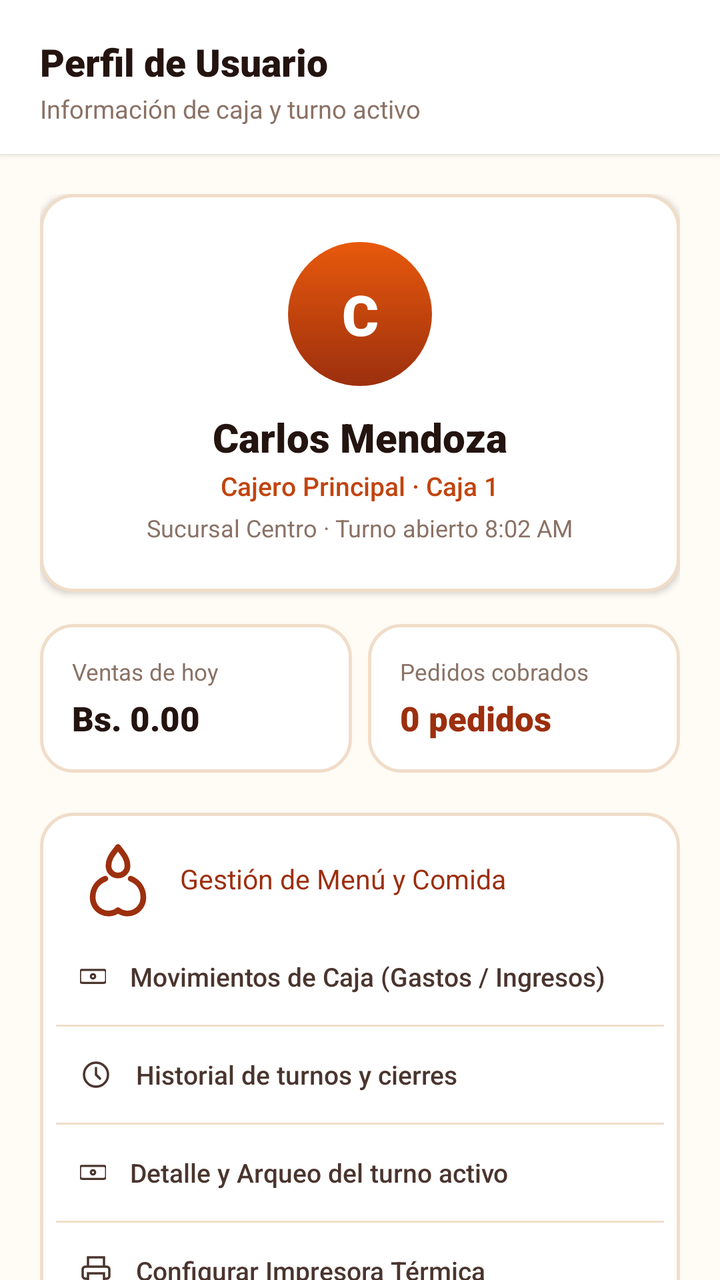
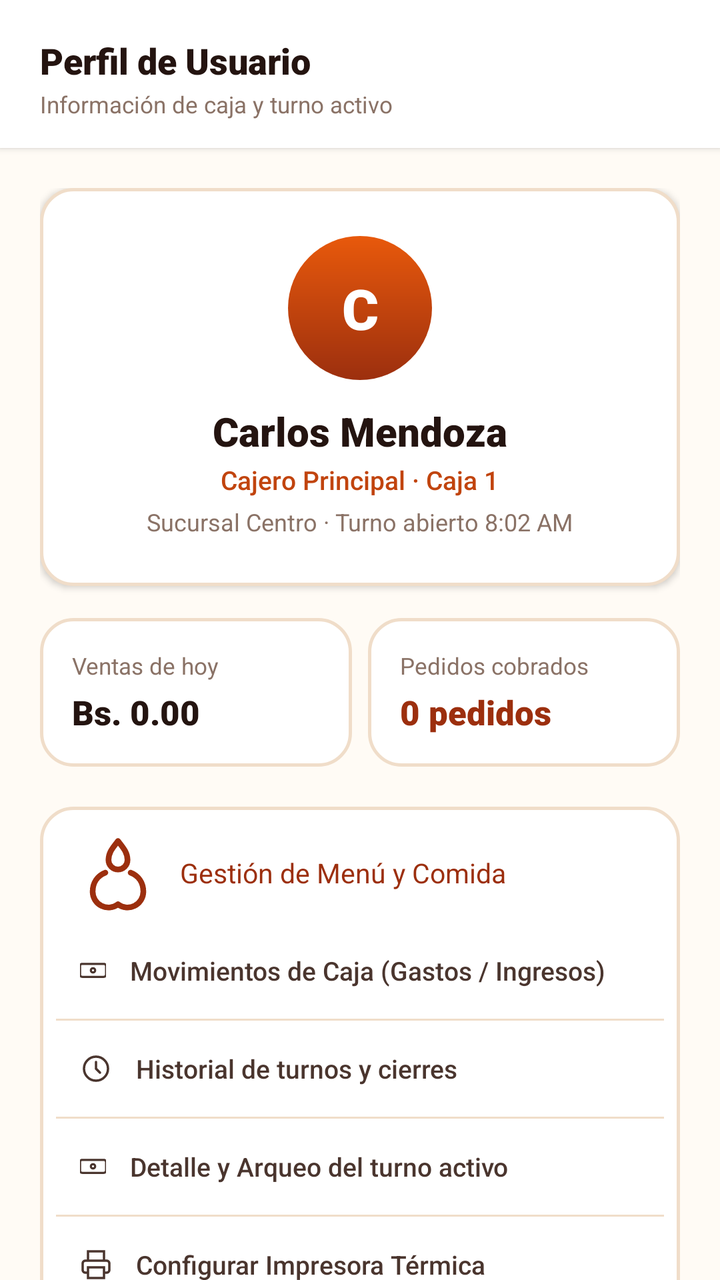

Before-and-after screenshots of an Android layout around one commit, followed by the original layout XML and the change that was made.
<!-- AndroidManifest.xml: application theme Theme.Pollogithub -->
<!-- res/layout/fragment_perfil.xml -->
<?xml version="1.0" encoding="utf-8"?>
<androidx.constraintlayout.widget.ConstraintLayout xmlns:android="http://schemas.android.com/apk/res/android"
    xmlns:app="http://schemas.android.com/apk/res-auto"
    xmlns:tools="http://schemas.android.com/tools"
    android:layout_width="match_parent"
    android:layout_height="match_parent"
    android:background="@color/paper_50">

    
    <LinearLayout
        android:id="@+id/headerPerfil"
        android:layout_width="match_parent"
        android:layout_height="wrap_content"
        android:background="@color/white"
        android:elevation="2dp"
        android:orientation="vertical"
        android:paddingHorizontal="20dp"
        android:paddingTop="18dp"
        android:paddingBottom="14dp"
        app:layout_constraintEnd_toEndOf="parent"
        app:layout_constraintStart_toStartOf="parent"
        app:layout_constraintTop_toTopOf="parent">

        <TextView
            android:layout_width="wrap_content"
            android:layout_height="wrap_content"
            android:fontFamily="sans-serif-black"
            android:text="Perfil de Usuario"
            android:textColor="@color/char_900"
            android:textSize="19sp" />

        <TextView
            android:layout_width="wrap_content"
            android:layout_height="wrap_content"
            android:layout_marginTop="2dp"
            android:fontFamily="sans-serif"
            android:text="Información de caja y turno activo"
            android:textColor="@color/char_400"
            android:textSize="12.5sp" />
    </LinearLayout>

    <androidx.core.widget.NestedScrollView
        android:layout_width="match_parent"
        android:layout_height="0dp"
        android:clipToPadding="false"
        android:paddingBottom="20dp"
        app:layout_constraintBottom_toBottomOf="parent"
        app:layout_constraintTop_toBottomOf="@id/headerPerfil">

        <LinearLayout
            android:layout_width="match_parent"
            android:layout_height="wrap_content"
            android:gravity="center_horizontal"
            android:orientation="vertical"
            android:padding="20dp">

            
            <LinearLayout
                android:layout_width="match_parent"
                android:layout_height="wrap_content"
                android:background="@drawable/bg_order_card"
                android:elevation="2dp"
                android:gravity="center"
                android:orientation="vertical"
                android:padding="24dp">

                
                <TextView
                    android:id="@+id/tvProfileAvatar"
                    android:layout_width="72dp"
                    android:layout_height="72dp"
                    android:background="@drawable/bg_avatar_circle"
                    android:fontFamily="sans-serif-black"
                    android:gravity="center"
                    android:text="C"
                    android:textColor="@color/white"
                    android:textSize="28sp" />

                
                <TextView
                    android:id="@+id/tvProfileName"
                    android:layout_width="wrap_content"
                    android:layout_height="wrap_content"
                    android:layout_marginTop="12dp"
                    android:fontFamily="sans-serif-black"
                    android:text="Carlos Mendoza"
                    android:textColor="@color/char_900"
                    android:textSize="20sp" />

                <TextView
                    android:layout_width="wrap_content"
                    android:layout_height="wrap_content"
                    android:layout_marginTop="2dp"
                    android:fontFamily="sans-serif-medium"
                    android:text="Cajero Principal · Caja 1"
                    android:textColor="@color/ember_600"
                    android:textSize="13sp" />

                <TextView
                    android:layout_width="wrap_content"
                    android:layout_height="wrap_content"
                    android:layout_marginTop="4dp"
                    android:fontFamily="sans-serif"
                    android:text="Sucursal Centro · Turno abierto 8:02 AM"
                    android:textColor="@color/char_400"
                    android:textSize="12sp" />
            </LinearLayout>

            
            <LinearLayout
                android:layout_width="match_parent"
                android:layout_height="wrap_content"
                android:layout_marginTop="16dp"
                android:orientation="horizontal">

                
                <LinearLayout
                    android:layout_width="0dp"
                    android:layout_height="wrap_content"
                    android:layout_marginEnd="8dp"
                    android:layout_weight="1"
                    android:background="@drawable/bg_order_card"
                    android:orientation="vertical"
                    android:padding="16dp">

                    <TextView
                        android:layout_width="wrap_content"
                        android:layout_height="wrap_content"
                        android:fontFamily="sans-serif"
                        android:text="Ventas de hoy"
                        android:textColor="@color/char_400"
                        android:textSize="11.5sp" />

                    <TextView
                        android:id="@+id/tvProfileVentasHoy"
                        android:layout_width="wrap_content"
                        android:layout_height="wrap_content"
                        android:layout_marginTop="4dp"
                        android:fontFamily="sans-serif-black"
                        android:text="Bs. 0.00"
                        android:textColor="@color/char_900"
                        android:textSize="17sp" />
                </LinearLayout>

                
                <LinearLayout
                    android:layout_width="0dp"
                    android:layout_height="wrap_content"
                    android:layout_weight="1"
                    android:background="@drawable/bg_order_card"
                    android:orientation="vertical"
                    android:padding="16dp">

                    <TextView
                        android:layout_width="wrap_content"
                        android:layout_height="wrap_content"
                        android:fontFamily="sans-serif"
                        android:text="Pedidos cobrados"
                        android:textColor="@color/char_400"
                        android:textSize="11.5sp" />

                    <TextView
                        android:id="@+id/tvProfilePedidosCobrados"
                        android:layout_width="wrap_content"
                        android:layout_height="wrap_content"
                        android:layout_marginTop="4dp"
                        android:fontFamily="sans-serif-black"
                        android:text="0 pedidos"
                        android:textColor="@color/ember_700"
                        android:textSize="17sp" />
                </LinearLayout>
            </LinearLayout>

            
            <LinearLayout
                android:layout_width="match_parent"
                android:layout_height="wrap_content"
                android:layout_marginTop="20dp"
                android:background="@drawable/bg_order_card"
                android:orientation="vertical"
                android:padding="8dp">

                
                <TextView
                    android:id="@+id/btnGestionMenu"
                    android:layout_width="match_parent"
                    android:layout_height="50dp"
                    android:background="?attr/selectableItemBackground"
                    android:drawableStart="@drawable/ic_flame_chicken"
                    android:drawablePadding="12dp"
                    android:drawableTint="@color/ember_700"
                    android:fontFamily="sans-serif-bold"
                    android:gravity="center_vertical"
                    android:paddingHorizontal="12dp"
                    android:text="Gestión de Menú y Comida"
                    android:textColor="@color/ember_700"
                    android:textSize="13.5sp" />

                
                <TextView
                    android:id="@+id/btnMovimientoCaja"
                    android:layout_width="match_parent"
                    android:layout_height="48dp"
                    android:background="?attr/selectableItemBackground"
                    android:drawableStart="@drawable/ic_cash_register"
                    android:drawablePadding="12dp"
                    android:drawableTint="@color/char_700"
                    android:fontFamily="sans-serif-medium"
                    android:gravity="center_vertical"
                    android:paddingHorizontal="12dp"
                    android:text="Movimientos de Caja (Gastos / Ingresos)"
                    android:textColor="@color/char_700"
                    android:textSize="13sp" />

                <View
                    android:layout_width="match_parent"
                    android:layout_height="1dp"
                    android:background="@color/line_color" />

                
                <TextView
                    android:id="@+id/btnHistorialTurnos"
                    android:layout_width="match_parent"
                    android:layout_height="48dp"
                    android:background="?attr/selectableItemBackground"
                    android:drawableStart="@drawable/ic_clock"
                    android:drawablePadding="12dp"
                    android:drawableTint="@color/char_700"
                    android:fontFamily="sans-serif-medium"
                    android:gravity="center_vertical"
                    android:paddingHorizontal="12dp"
                    android:text="Historial de turnos y cierres"
                    android:textColor="@color/char_700"
                    android:textSize="13sp" />

                <View
                    android:layout_width="match_parent"
                    android:layout_height="1dp"
                    android:background="@color/line_color" />

                
                <TextView
                    android:id="@+id/btnShiftDetails"
                    android:layout_width="match_parent"
                    android:layout_height="48dp"
                    android:background="?attr/selectableItemBackground"
                    android:drawableStart="@drawable/ic_cash_register"
                    android:drawablePadding="12dp"
                    android:drawableTint="@color/char_700"
                    android:fontFamily="sans-serif-medium"
                    android:gravity="center_vertical"
                    android:paddingHorizontal="12dp"
                    android:text="Detalle y Arqueo del turno activo"
                    android:textColor="@color/char_700"
                    android:textSize="13sp" />

                <View
                    android:layout_width="match_parent"
                    android:layout_height="1dp"
                    android:background="@color/line_color" />

                
                <TextView
                    android:id="@+id/btnPrinterStatus"
                    android:layout_width="match_parent"
                    android:layout_height="48dp"
                    android:background="?attr/selectableItemBackground"
                    android:drawableStart="@drawable/ic_printer"
                    android:drawablePadding="12dp"
                    android:drawableTint="@color/char_700"
                    android:fontFamily="sans-serif-medium"
                    android:gravity="center_vertical"
                    android:paddingHorizontal="12dp"
                    android:text="Configurar Impresora Térmica"
                    android:textColor="@color/char_700"
                    android:textSize="13sp" />

                <View
                    android:layout_width="match_parent"
                    android:layout_height="1dp"
                    android:background="@color/line_color" />

                
                <TextView
                    android:id="@+id/btnAppVersion"
                    android:layout_width="match_parent"
                    android:layout_height="48dp"
                    android:background="?attr/selectableItemBackground"
                    android:drawableStart="@drawable/ic_check_green"
                    android:drawablePadding="12dp"
                    android:drawableTint="@color/char_400"
                    android:fontFamily="sans-serif-medium"
                    android:gravity="center_vertical"
                    android:paddingHorizontal="12dp"
                    android:text="PolloPOS v2.0.0 (Local Offline)"
                    android:textColor="@color/char_700"
                    android:textSize="13sp" />
            </LinearLayout>

            
            <androidx.appcompat.widget.AppCompatButton
                android:id="@+id/btnCloseShift"
                android:layout_width="match_parent"
                android:layout_height="52dp"
                android:layout_marginTop="20dp"
                android:background="@drawable/bg_button_primary"
                android:fontFamily="sans-serif-bold"
                android:text="Cerrar turno de caja"
                android:textAllCaps="false"
                android:textColor="@color/white"
                android:textSize="14.5sp" />

            
            <androidx.appcompat.widget.AppCompatButton
                android:id="@+id/btnLogout"
                android:layout_width="match_parent"
                android:layout_height="48dp"
                android:layout_marginTop="10dp"
                android:background="@drawable/bg_btn_outline"
                android:fontFamily="sans-serif-bold"
                android:text="Cerrar sesión"
                android:textAllCaps="false"
                android:textColor="@color/char_700"
                android:textSize="14sp" />

        </LinearLayout>
    </androidx.core.widget.NestedScrollView>

</androidx.constraintlayout.widget.ConstraintLayout>
<!-- resources referenced by this layout -->
<resources>
  <color name="char_400">#8A7266</color>
  <color name="char_700">#4A352E</color>
  <color name="char_900">#241410</color>
  <color name="ember_600">#C1440E</color>
  <color name="ember_700">#9C2F0E</color>
  <color name="line_color">#F0DDC9</color>
  <color name="paper_50">#FFFBF5</color>
  <color name="white">#FFFFFFFF</color>
  <style name="Theme.Pollogithub" parent="Base.Theme.Pollogithub" />
  <color name="ember_500">#E8590C</color>
  <color name="ember_100">#FFE4D1</color>
  <!-- unchanged entries left out for length: 10 -->
</resources>

<!-- the commit's change to res/layout/fragment_perfil.xml (unified diff, before → after) -->
@@ -9,34 +9,23 @@
     
     <LinearLayout
         android:id="@+id/headerPerfil"
-        android:layout_width="match_parent"
-        android:layout_height="wrap_content"
-        android:background="@color/white"
-        android:elevation="2dp"
-        android:orientation="vertical"
-        android:paddingHorizontal="20dp"
-        android:paddingTop="18dp"
-        android:paddingBottom="14dp"
+        style="@style/Widget.Pollo.Header.Vertical"
         app:layout_constraintEnd_toEndOf="parent"
         app:layout_constraintStart_toStartOf="parent"
         app:layout_constraintTop_toTopOf="parent">
 
         <TextView
+            android:textAppearance="@style/TextAppearance.Pollo.Title.Medium"
             android:layout_width="wrap_content"
             android:layout_height="wrap_content"
-            android:fontFamily="sans-serif-black"
-            android:text="Perfil de Usuario"
-            android:textColor="@color/char_900"
-            android:textSize="19sp" />
+            android:text="Perfil de Usuario" />
 
         <TextView
+            android:textAppearance="@style/TextAppearance.Pollo.Subtitle"
             android:layout_width="wrap_content"
             android:layout_height="wrap_content"
-            android:layout_marginTop="2dp"
-            android:fontFamily="sans-serif"
-            android:text="Información de caja y turno activo"
-            android:textColor="@color/char_400"
-            android:textSize="12.5sp" />
+            android:layout_marginTop="@dimen/spacing_2xs"
+            android:text="Información de caja y turno activo" />
     </LinearLayout>
 
     <androidx.core.widget.NestedScrollView
@@ -300,28 +289,18 @@
             
             <androidx.appcompat.widget.AppCompatButton
                 android:id="@+id/btnCloseShift"
-                android:layout_width="match_parent"
-                android:layout_height="52dp"
-                android:layout_marginTop="20dp"
-                android:background="@drawable/bg_button_primary"
-                android:fontFamily="sans-serif-bold"
-                android:text="Cerrar turno de caja"
-                android:textAllCaps="false"
-                android:textColor="@color/white"
-                android:textSize="14.5sp" />
+                style="@style/Widget.Pollo.Button.Primary"
+                android:layout_width="match_parent"
+                android:layout_marginTop="@dimen/spacing_xl"
+                android:text="Cerrar turno de caja" />
 
             
             <androidx.appcompat.widget.AppCompatButton
                 android:id="@+id/btnLogout"
-                android:layout_width="match_parent"
-                android:layout_height="48dp"
-                android:layout_marginTop="10dp"
-                android:background="@drawable/bg_btn_outline"
-                android:fontFamily="sans-serif-bold"
-                android:text="Cerrar sesión"
-                android:textAllCaps="false"
-                android:textColor="@color/char_700"
-                android:textSize="14sp" />
+                style="@style/Widget.Pollo.Button.Outline"
+                android:layout_width="match_parent"
+                android:layout_marginTop="@dimen/spacing_s"
+                android:text="Cerrar sesión" />
 
         </LinearLayout>
     </androidx.core.widget.NestedScrollView>
<!-- resource entries referenced after the edit -->
@@ -8,8 +8,64 @@
   <color name="line_color">#F0DDC9</color>
   <color name="paper_50">#FFFBF5</color>
   <color name="white">#FFFFFFFF</color>
+  <dimen name="spacing_2xs">2dp</dimen>
+  <dimen name="spacing_s">8dp</dimen>
+  <dimen name="spacing_xl">20dp</dimen>
+  <style name="TextAppearance.Pollo.Subtitle" parent="TextAppearance.Pollo">
+          <item name="android:fontFamily">sans-serif</item>
+          <item name="android:textColor">@color/char_400</item>
+          <item name="android:textSize">@dimen/text_size_caption</item>
+      </style>
+  <style name="TextAppearance.Pollo.Title.Medium" parent="TextAppearance.Pollo.Title">
+          <item name="android:fontFamily">sans-serif-black</item>
+          <item name="android:textColor">@color/char_900</item>
+          <item name="android:textSize">@dimen/text_size_title_medium</item>
+      </style>
+  <style name="Widget.Pollo.Button.Outline" parent="Widget.Pollo.Button">
+          <item name="android:background">@drawable/bg_btn_outline</item>
+          <item name="android:fontFamily">sans-serif-bold</item>
+          <item name="android:textColor">@color/char_700</item>
+          <item name="android:textSize">@dimen/text_size_btn_medium</item>
+          <item name="android:textAllCaps">false</item>
+          <item name="android:paddingHorizontal">@dimen/spacing_l</item>
+          <item name="android:minHeight">@dimen/btn_height_primary</item>
+          <item name="android:stateListAnimator">@null</item>
+      </style>
+  <style name="Widget.Pollo.Button.Primary" parent="Widget.Pollo.Button">
+          <item name="android:background">@drawable/bg_button_primary</item>
+          <item name="android:fontFamily">sans-serif-bold</item>
+          <item name="android:textColor">@color/white</item>
+          <item name="android:textSize">@dimen/text_size_btn_primary</item>
+          <item name="android:textAllCaps">false</item>
+          <item name="android:paddingHorizontal">@dimen/spacing_xl</item>
+          <item name="android:minHeight">@dimen/btn_height_primary</item>
+          <item name="android:stateListAnimator">@null</item>
+      </style>
+  <style name="Widget.Pollo.Header.Vertical" parent="Widget.Pollo">
+          <item name="android:layout_width">match_parent</item>
+          <item name="android:layout_height">wrap_content</item>
+          <item name="android:background">@color/white</item>
+          <item name="android:elevation">@dimen/elevation_low</item>
+          <item name="android:orientation">vertical</item>
+          <item name="android:paddingHorizontal">@dimen/header_padding_horizontal</item>
+          <item name="android:paddingTop">18dp</item>
+          <item name="android:paddingBottom">@dimen/header_padding_bottom</item>
+      </style>
   <style name="Theme.Pollogithub" parent="Base.Theme.Pollogithub" />
   <color name="ember_500">#E8590C</color>
+  <style name="TextAppearance.Pollo" parent="android:TextAppearance" />
+  <dimen name="text_size_caption">11.5sp</dimen>
+  <style name="TextAppearance.Pollo.Title" parent="TextAppearance.Pollo" />
+  <dimen name="text_size_title_medium">18sp</dimen>
+  <style name="Widget.Pollo.Button" parent="Widget.AppCompat.Button" />
+  <dimen name="text_size_btn_medium">13.5sp</dimen>
+  <dimen name="spacing_l">16dp</dimen>
+  <dimen name="btn_height_primary">52dp</dimen>
+  <dimen name="text_size_btn_primary">15sp</dimen>
+  <style name="Widget.Pollo" parent="" />
+  <dimen name="elevation_low">2dp</dimen>
+  <dimen name="header_padding_horizontal">20dp</dimen>
+  <dimen name="header_padding_bottom">14dp</dimen>
   <color name="ember_100">#FFE4D1</color>
   <!-- unchanged entries left out for length: 10 -->
 </resources>
